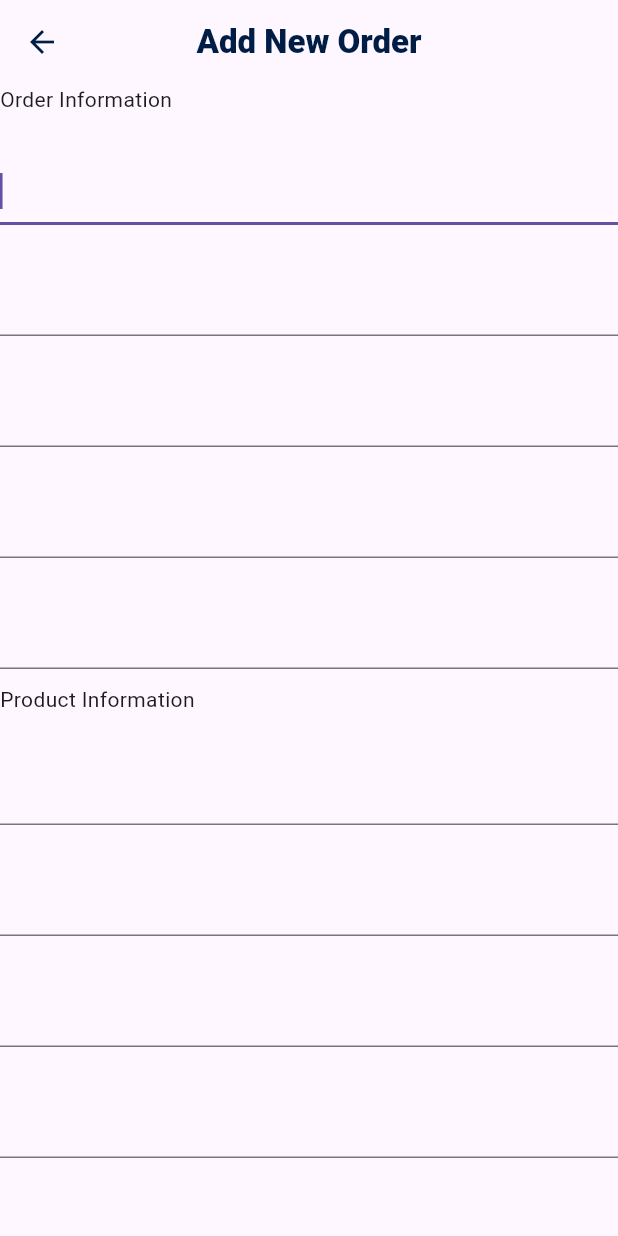
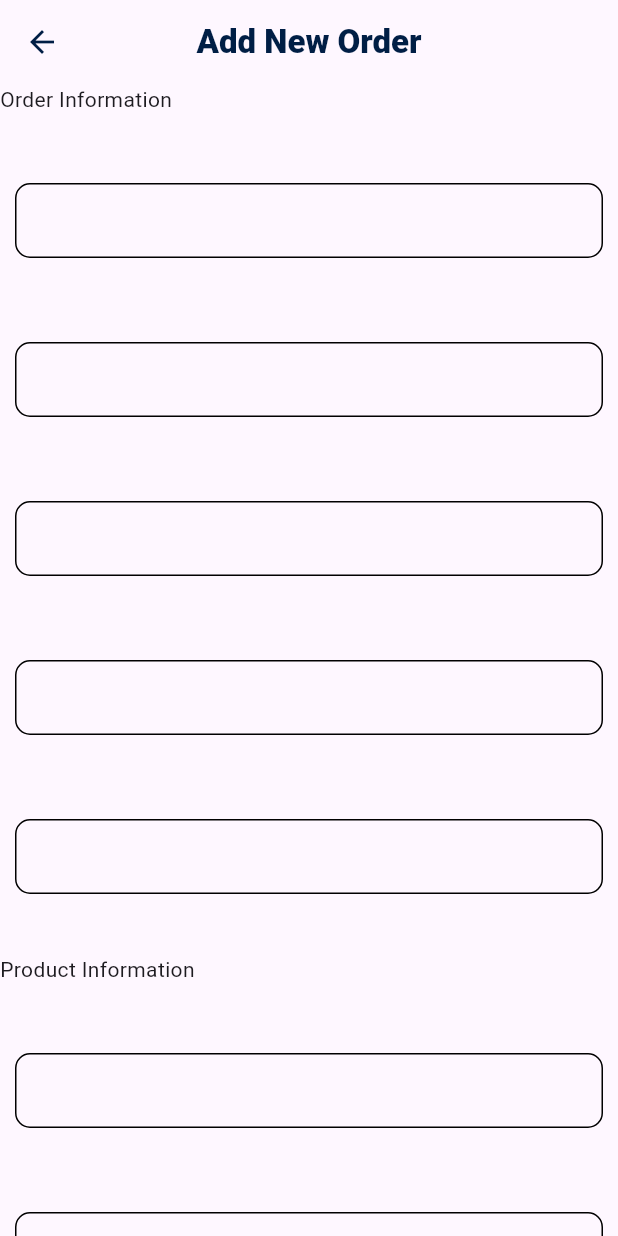
Before and after one commit to ontu001/air_corporation_flutter_admin_app, a Flutter app: the AddNewOrder screen opened directly, on a phone screen of 412 x 824 dp. Run offline on Flutter 3.47's test engine with Material 3 defaults, Android fonts, the phone set to English and light mode, and no system bars; our stand-ins replace connectivity, dropdown_button2, flutter_spinkit, flutter_svg, geocoding, geolocator and 5 more; accounts and stored records are empty.

Commit message:
add order page updated

```diff
--- a/lib/views/add_new_order.dart
+++ b/lib/views/add_new_order.dart
@@ -3,57 +3,123 @@ import 'package:flutter/material.dart';
 import '../common/app_color.dart';
 import '../widget/custom_text_fied_for_addorder_editorder.dart';
 
-class AddNewOrder extends StatelessWidget{
+class AddNewOrder extends StatelessWidget {
   @override
   Widget build(BuildContext context) {
     return Scaffold(
-        appBar: AppBar(
-          leading: IconButton(onPressed: ()=>Navigator.pop(context),icon: Icon(Icons.arrow_back,color: kPrimaryColor,),),
-
-          title: Text("Add New Order",style: TextStyle(fontWeight: FontWeight.w900,color: kPrimaryColor),),
-          centerTitle: true,
+      appBar: AppBar(
+        leading: IconButton(
+          onPressed: () => Navigator.pop(context),
+          icon: Icon(
+            Icons.arrow_back,
+            color: kPrimaryColor,
+          ),
         ),
-
-
+        title: Text(
+          "Add New Order",
+          style: TextStyle(fontWeight: FontWeight.w900, color: kPrimaryColor),
+        ),
+        centerTitle: true,
+      ),
       body: Expanded(
         child: ListView(
           scrollDirection: Axis.vertical,
           children: [
             Text("Order Information"),
+            SizedBox(
+              height: 10,
+            ),
             CustomTextFiledforAddAndEditOrder(),
+            SizedBox(
+              height: 10,
+            ),
             CustomTextFiledforAddAndEditOrder(),
+            SizedBox(
+              height: 10,
+            ),
             CustomTextFiledforAddAndEditOrder(),
+            SizedBox(
+              height: 10,
+            ),
             CustomTextFiledforAddAndEditOrder(),
+            SizedBox(
+              height: 10,
+            ),
             CustomTextFiledforAddAndEditOrder(),
-
-
-            SizedBox(height: 10,),
+            SizedBox(
+              height: 10,
+            ),
+            SizedBox(
+              height: 20,
+            ),
             Text("Product Information"),
+            SizedBox(
+              height: 10,
+            ),
             CustomTextFiledforAddAndEditOrder(),
+            SizedBox(
+              height: 10,
+            ),
             CustomTextFiledforAddAndEditOrder(),
+            SizedBox(
+              height: 10,
+            ),
             CustomTextFiledforAddAndEditOrder(),
+            SizedBox(
+              height: 10,
+            ),
             CustomTextFiledforAddAndEditOrder(),
+            SizedBox(
+              height: 10,
+            ),
             CustomTextFiledforAddAndEditOrder(),
+            SizedBox(
+              height: 10,
+            ),
             CustomTextFiledforAddAndEditOrder(),
+            SizedBox(
+              height: 10,
+            ),
             CustomTextFiledforAddAndEditOrder(),
-            ElevatedButton(onPressed: (){}, child: Text("ADD")),
-
-
-            SizedBox(height: 10,),
+            SizedBox(
+              height: 20,
+            ),
+            ElevatedButton(onPressed: () {}, child: Text("ADD")),
+            SizedBox(
+              height: 40,
+            ),
             Text("Regular Price : 0bdt"),
+            SizedBox(
+              height: 10,
+            ),
             Text("Discount : 0bdt"),
+              SizedBox(
+              height: 10,
+            ),
             Text("Offer Price : 0bdt"),
+              SizedBox(
+              height: 10,
+            ),
             CustomTextFiledforAddAndEditOrder(),
+              SizedBox(
+              height: 10,
+            ),
             CustomTextFiledforAddAndEditOrder(),
+              SizedBox(
+              height: 10,
+            ),
             CustomTextFiledforAddAndEditOrder(),
+              SizedBox(
+              height: 10,
+            ),
             Text("Payable Price: 0bdt"),
-            ElevatedButton(onPressed: (){}, child: Text("ADD ORDER")),
-
-
+              SizedBox(
+              height: 10,
+            ),
+            ElevatedButton(onPressed: () {}, child: Text("ADD ORDER")),
           ],
         ),
       ),
     );
   }
-
 }
--- a/lib/widget/custom_text_fied_for_addorder_editorder.dart
+++ b/lib/widget/custom_text_fied_for_addorder_editorder.dart
@@ -15,10 +15,17 @@ class CustomTextFiledforAddAndEditOrder extends StatelessWidget{
       children: [
         Text(filedName),
         SizedBox(height: 5,),
-        TextField(
-          autofocus: true,
-          decoration: InputDecoration(hintText: hintText),
-          controller: controller,
+        Container(
+          margin: EdgeInsets.all(10.0),
+          decoration: BoxDecoration(
+            border: Border.all(),
+            borderRadius: BorderRadius.circular(10.0)
+          ),
+          child: TextField(
+            autofocus: false,
+            decoration: InputDecoration(hintText: hintText,border: InputBorder.none),
+            controller: controller,
+          ),
         )
       ],
     );
```
